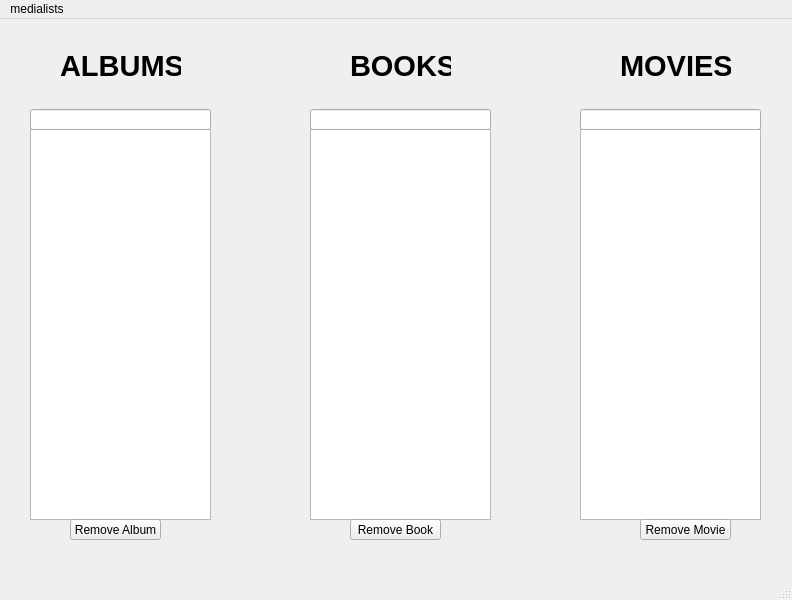
mirocsd/queuer, file myui.ui: the form before one commit.
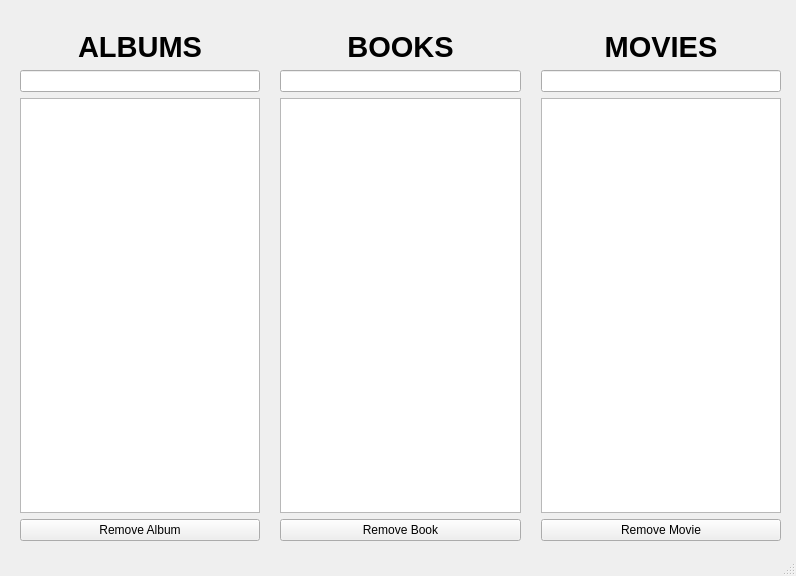
The form after the commit.

Commit message: Some misc. changes. Tried to make the window resize dynamically. Added more comments/

```diff
--- a/myui.ui
+++ b/myui.ui
@@ -6,124 +6,75 @@
    <rect>
     <x>0</x>
     <y>0</y>
-    <width>792</width>
-    <height>600</height>
+    <width>796</width>
+    <height>576</height>
    </rect>
   </property>
+  <property name="sizePolicy">
+   <sizepolicy hsizetype="Maximum" vsizetype="Maximum">
+    <horstretch>50</horstretch>
+    <verstretch>50</verstretch>
+   </sizepolicy>
+  </property>
   <property name="windowTitle">
    <string>MainWindow</string>
   </property>
   <widget class="QWidget" name="centralwidget">
-   <widget class="QListWidget" name="albumQueue">
+   <widget class="QWidget" name="gridLayoutWidget">
     <property name="geometry">
      <rect>
-      <x>30</x>
-      <y>110</y>
-      <width>181</width>
-      <height>391</height>
+      <x>20</x>
+      <y>30</y>
+      <width>761</width>
+      <height>511</height>
      </rect>
     </property>
-   </widget>
-   <widget class="QListWidget" name="bookQueue">
-    <property name="geometry">
-     <rect>
-      <x>310</x>
-      <y>110</y>
-      <width>181</width>
-      <height>391</height>
-     </rect>
-    </property>
-   </widget>
-   <widget class="QListWidget" name="movieQueue">
-    <property name="geometry">
-     <rect>
-      <x>580</x>
-      <y>110</y>
-      <width>181</width>
-      <height>391</height>
-     </rect>
-    </property>
-   </widget>
-   <widget class="QPushButton" name="removeAlbumButton">
-    <property name="geometry">
-     <rect>
-      <x>70</x>
-      <y>500</y>
-      <width>91</width>
-      <height>21</height>
-     </rect>
+    <layout class="QGridLayout" name="gridLayout" rowstretch="0,0,1,0,0" columnstretch="1,1,1" rowminimumheight="0,0,0,0,0">
+     <property name="horizontalSpacing">
+      <number>20</number>
+     </property>
+     <item row="2" column="1">
+      <widget class="QLineEdit" name="editBook">
+       <property name="toolTip">
+        <string>&lt;html&gt;&lt;head/&gt;&lt;body&gt;&lt;p&gt;Enter the book name and press Enter/Return.&lt;/p&gt;&lt;/body&gt;&lt;/html&gt;</string>
+       </property>
+       <property name="text">
+        <string/>
+       </property>
+      </widget>
+     </item>
+     <item row="0" column="1">
+      <widget class="QLabel" name="label_2">
+       <property name="text">
+        <string>&lt;html&gt;&lt;head/&gt;&lt;body&gt;&lt;p align=&quot;center&quot;&gt;&lt;span style=&quot; font-size:22pt; font-weight:600;&quot;&gt;BOOKS&lt;/span&gt;&lt;/p&gt;&lt;/body&gt;&lt;/html&gt;</string>
+       </property>
+      </widget>
+     </item>
+     <item row="3" column="2">
+      <widget class="QListWidget" name="movieQueue"/>
+     </item>
+     <item row="2" column="0">
+      <widget class="QLineEdit" name="editAlbum">
+       <property name="toolTip">
+        <string>&lt;html&gt;&lt;head/&gt;&lt;body&gt;&lt;p&gt;Enter the album name and press Enter/Return.&lt;/p&gt;&lt;/body&gt;&lt;/html&gt;</string>
     </property>
     <property name="text">
-     <string>Remove Album</string>
-    </property>
-   </widget>
+        <string/>
+       </property>
+      </widget>
+     </item>
+     <item row="4" column="1">
    <widget class="QPushButton" name="removeBookButton">
-    <property name="geometry">
-     <rect>
-      <x>350</x>
-      <y>500</y>
-      <width>91</width>
-      <height>21</height>
-     </rect>
-    </property>
     <property name="text">
      <string>Remove Book</string>
     </property>
    </widget>
-   <widget class="QPushButton" name="removeMovieButton">
-    <property name="geometry">
-     <rect>
-      <x>640</x>
-      <y>500</y>
-      <width>91</width>
-      <height>21</height>
-     </rect>
-    </property>
-    <property name="text">
-     <string>Remove Movie</string>
-    </property>
-   </widget>
-   <widget class="QLineEdit" name="editAlbum">
-    <property name="geometry">
-     <rect>
-      <x>30</x>
-      <y>90</y>
-      <width>181</width>
-      <height>21</height>
-     </rect>
-    </property>
-    <property name="toolTip">
-     <string>&lt;html&gt;&lt;head/&gt;&lt;body&gt;&lt;p&gt;Enter the album name and press the 'Add Album' button.&lt;/p&gt;&lt;/body&gt;&lt;/html&gt;</string>
-    </property>
-    <property name="text">
-     <string/>
-    </property>
-   </widget>
-   <widget class="QLineEdit" name="editBook">
-    <property name="geometry">
-     <rect>
-      <x>310</x>
-      <y>90</y>
-      <width>181</width>
-      <height>21</height>
-     </rect>
-    </property>
-    <property name="toolTip">
-     <string>&lt;html&gt;&lt;head/&gt;&lt;body&gt;&lt;p&gt;Enter the book name and press the 'Add Books' button.&lt;/p&gt;&lt;/body&gt;&lt;/html&gt;</string>
-    </property>
-    <property name="text">
-     <string/>
-    </property>
-   </widget>
+     </item>
+     <item row="3" column="1">
+      <widget class="QListWidget" name="bookQueue"/>
+     </item>
+     <item row="2" column="2">
    <widget class="QLineEdit" name="editMovie">
-    <property name="geometry">
-     <rect>
-      <x>580</x>
-      <y>90</y>
-      <width>181</width>
-      <height>21</height>
-     </rect>
-    </property>
     <property name="toolTip">
      <string>&lt;html&gt;&lt;head/&gt;&lt;body&gt;&lt;p&gt;Enter the movie name and press the 'Add Movie' button.&lt;/p&gt;&lt;/body&gt;&lt;/html&gt;</string>
     </property>
@@ -131,61 +82,40 @@
      <string/>
     </property>
    </widget>
+     </item>
+     <item row="3" column="0">
+      <widget class="QListWidget" name="albumQueue"/>
+     </item>
+     <item row="0" column="0">
    <widget class="QLabel" name="label">
-    <property name="geometry">
-     <rect>
-      <x>60</x>
-      <y>30</y>
-      <width>121</width>
-      <height>31</height>
-     </rect>
-    </property>
     <property name="text">
-     <string>&lt;html&gt;&lt;head/&gt;&lt;body&gt;&lt;p&gt;&lt;span style=&quot; font-size:22pt; font-weight:600;&quot;&gt;ALBUMS&lt;/span&gt;&lt;/p&gt;&lt;/body&gt;&lt;/html&gt;</string>
-    </property>
-   </widget>
-   <widget class="QLabel" name="label_2">
-    <property name="geometry">
-     <rect>
-      <x>350</x>
-      <y>30</y>
-      <width>101</width>
-      <height>31</height>
-     </rect>
-    </property>
-    <property name="text">
-     <string>&lt;html&gt;&lt;head/&gt;&lt;body&gt;&lt;p&gt;&lt;span style=&quot; font-size:22pt; font-weight:600;&quot;&gt;BOOKS&lt;/span&gt;&lt;/p&gt;&lt;/body&gt;&lt;/html&gt;</string>
-    </property>
-   </widget>
+        <string>&lt;html&gt;&lt;head/&gt;&lt;body&gt;&lt;p align=&quot;center&quot;&gt;&lt;span style=&quot; font-size:22pt; font-weight:600;&quot;&gt;ALBUMS&lt;/span&gt;&lt;/p&gt;&lt;/body&gt;&lt;/html&gt;</string>
+       </property>
+      </widget>
+     </item>
+     <item row="0" column="2">
    <widget class="QLabel" name="label_3">
-    <property name="geometry">
-     <rect>
-      <x>620</x>
-      <y>30</y>
-      <width>111</width>
-      <height>31</height>
-     </rect>
-    </property>
+       <property name="text">
+        <string>&lt;html&gt;&lt;head/&gt;&lt;body&gt;&lt;p align=&quot;center&quot;&gt;&lt;span style=&quot; font-size:22pt; font-weight:600;&quot;&gt;MOVIES&lt;/span&gt;&lt;/p&gt;&lt;/body&gt;&lt;/html&gt;</string>
+       </property>
+      </widget>
+     </item>
+     <item row="4" column="0">
+      <widget class="QPushButton" name="removeAlbumButton">
     <property name="text">
-     <string>&lt;html&gt;&lt;head/&gt;&lt;body&gt;&lt;p&gt;&lt;span style=&quot; font-size:22pt; font-weight:600;&quot;&gt;MOVIES&lt;/span&gt;&lt;/p&gt;&lt;/body&gt;&lt;/html&gt;</string>
-    </property>
-   </widget>
-  </widget>
-  <widget class="QMenuBar" name="menubar">
-   <property name="geometry">
-    <rect>
-     <x>0</x>
-     <y>0</y>
-     <width>792</width>
-     <height>18</height>
-    </rect>
-   </property>
-   <widget class="QMenu" name="menumedialists">
-    <property name="title">
-     <string>medialists</string>
-    </property>
-   </widget>
-   <addaction name="menumedialists"/>
+        <string>Remove Album</string>
+       </property>
+      </widget>
+     </item>
+     <item row="4" column="2">
+      <widget class="QPushButton" name="removeMovieButton">
+       <property name="text">
+        <string>Remove Movie</string>
+       </property>
+      </widget>
+     </item>
+    </layout>
+   </widget>
   </widget>
   <widget class="QStatusBar" name="statusbar"/>
  </widget>
```
Left out of the diff: 2 changed lines with no effect on the pictures. Lines whose indentation alone changed are shown as unchanged. The commit also changes 2 other files.
